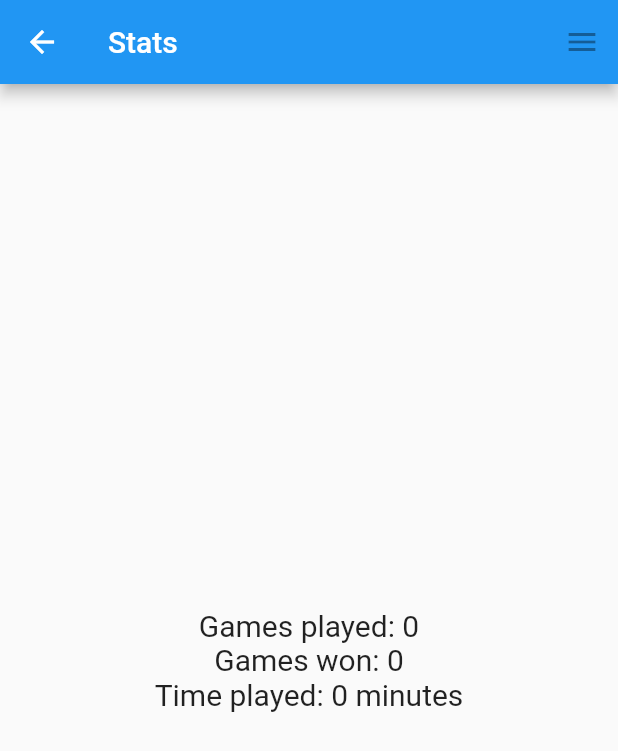
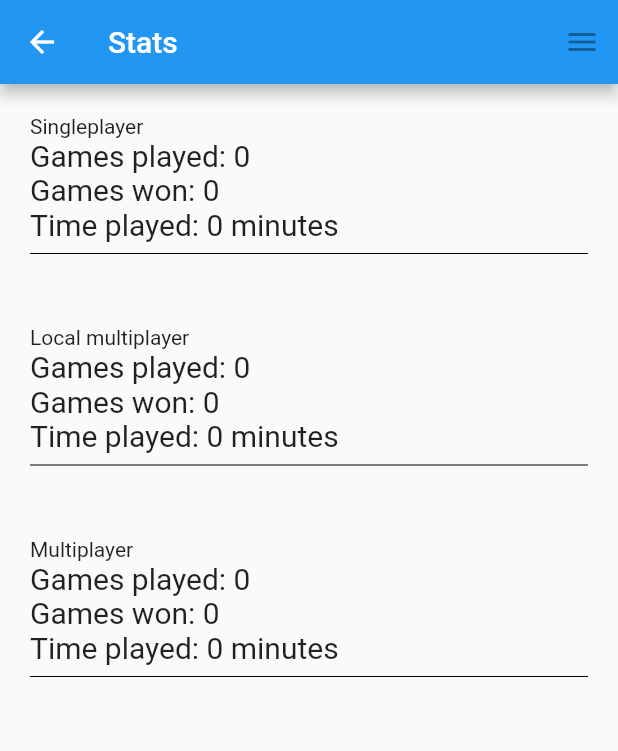
Before and after one commit to emberal/tic_tac_toe_upgraded, a Flutter app: the screen it shows after launch, after a tap on "Stats", on a phone screen of 412 x 824 dp. Shown: the top 751 px of the screen. Run offline on Flutter 3.47's test engine with Material 2 defaults, Android fonts, the phone set to English and light mode, and no system bars; our stand-ins replace package_info_plus, settings_ui, shared_preferences.

Commit message:
A blur shows whose player turn it is , the board only takes up so much space it needs, stats are now isolated for each gamemode

```diff
--- a/lib/game/singleplayer_game.dart
+++ b/lib/game/singleplayer_game.dart
@@ -54,7 +54,10 @@ class _SinglePlayerGamePageState extends State<SinglePlayerGamePage>
 
         // TODO mark the winning area
         player.winner = true;
-        GameUtils.setData(_player.winner, _time);
+        GameUtils.setData(_player.winner, _time,
+            gamesPlayed: "games-played-sp",
+            gamesWon: "games-won-sp",
+            timePlayed: "time-played-sp");
 
         showDialog(
           context: context,
@@ -92,7 +95,6 @@ class _SinglePlayerGamePageState extends State<SinglePlayerGamePage>
                 child: Board(
                   board: board,
                   pressHandler: handlePress,
-                  activeNumber: _player.activeNumber,
                   activePlayer: _player.isTurn ? _player : _playerAI,
                 ),
               ),
--- a/lib/settings.dart
+++ b/lib/settings.dart
@@ -24,7 +24,8 @@ class _SettingsPageState extends State<SettingsPage> {
                   child: Row(
                     children: [
                       const Icon(Icons.brightness_4),
-                      Container(margin: const EdgeInsets.symmetric(horizontal: 10)),
+                      Container(
+                          margin: const EdgeInsets.symmetric(horizontal: 10)),
                       const Text("Follow system"),
                     ],
                   ),
@@ -34,7 +35,8 @@ class _SettingsPageState extends State<SettingsPage> {
                   child: Row(
                     children: [
                       const Icon(Icons.sunny),
-                      Container(margin: const EdgeInsets.symmetric(horizontal: 10)),
+                      Container(
+                          margin: const EdgeInsets.symmetric(horizontal: 10)),
                       const Text("Light theme"),
                     ],
                   ),
@@ -44,7 +46,8 @@ class _SettingsPageState extends State<SettingsPage> {
                   child: Row(
                     children: [
                       const Icon(Icons.dark_mode),
-                      Container(margin: const EdgeInsets.symmetric(horizontal: 10)),
+                      Container(
+                          margin: const EdgeInsets.symmetric(horizontal: 10)),
                       const Text("dark theme"),
                     ],
                   ),
@@ -74,9 +77,15 @@ class _SettingsPageState extends State<SettingsPage> {
     Navigator.pop(context);
     final prefs = await SharedPreferences.getInstance();
 
-    prefs.remove("games-played");
-    prefs.remove("games-won");
-    prefs.remove("time-played");
+    prefs.remove("games-played-sp");
+    prefs.remove("games-won-sp");
+    prefs.remove("time-played-sp");
+    prefs.remove("games-played-lmp");
+    prefs.remove("games-won-lmp");
+    prefs.remove("time-played-lmp");
+    prefs.remove("games-played-mp");
+    prefs.remove("games-won-mp");
+    prefs.remove("time-played-mp");
   }
 
   @override
@@ -93,7 +102,7 @@ class _SettingsPageState extends State<SettingsPage> {
               SettingsTile.navigation(
                 title: const Text("Change theme"),
                 leading: const Icon(Icons.color_lens),
-                onPressed: null, // TODO
+                onPressed: (context) => _setTheme(),
               ),
               // Toggle dark theme
               SettingsTile(
--- a/lib/stats.dart
+++ b/lib/stats.dart
@@ -10,9 +10,15 @@ class StatsPage extends StatefulWidget {
 }
 
 class _StatsPageState extends State<StatsPage> {
-
-  int gamesPlayed = 0, gamesWon = 0; // Implied games lost
-  Duration timePlayed = const Duration();
+  int gamesPlayedSp = 0,
+      gamesWonSp = 0,
+      gamesPlayedLmp = 0,
+      gamesWonLmp = 0,
+      gamesPlayedMp = 0,
+      gamesWonMp = 0;
+  late Duration timePlayedSp = const Duration(),
+      timePlayedLmp = const Duration(),
+      timePlayedMp = const Duration();
 
   @override
   void initState() {
@@ -24,9 +30,15 @@ class _StatsPageState extends State<StatsPage> {
   Future<void> _getData() async {
     final prefs = await SharedPreferences.getInstance();
     setState(() {
-      gamesPlayed = prefs.getInt("games-played") ?? 0;
-      gamesWon = prefs.getInt("games-won") ?? 0;
-      timePlayed = Duration(seconds: prefs.getInt("time-played") ?? 0);
+      gamesPlayedSp = prefs.getInt("games-played-sp") ?? 0;
+      gamesWonSp = prefs.getInt("games-won-sp") ?? 0;
+      timePlayedSp = Duration(seconds: prefs.getInt("time-played-sp") ?? 0);
+      gamesPlayedLmp = prefs.getInt("games-played-lmp") ?? 0;
+      gamesWonLmp = prefs.getInt("games-won-lmp") ?? 0;
+      timePlayedLmp = Duration(seconds: prefs.getInt("time-played-lmp") ?? 0);
+      gamesPlayedMp = prefs.getInt("games-played-mp") ?? 0;
+      gamesWonMp = prefs.getInt("games-won-mp") ?? 0;
+      timePlayedMp = Duration(seconds: prefs.getInt("time-played-mp") ?? 0);
     });
   }
 
@@ -37,19 +49,58 @@ class _StatsPageState extends State<StatsPage> {
       body: Container(
         width: double.infinity,
         child: Column(
-          mainAxisAlignment: MainAxisAlignment.center,
+          crossAxisAlignment: CrossAxisAlignment.start,
           children: [
-            _StatsText(
-              "Games played: $gamesPlayed",
+            _Section(
+              title: "Singleplayer",
+              children: [
+                _StatsText("Games played: $gamesPlayedSp"),
+                _StatsText("Games won: $gamesWonSp"),
+                _StatsText("Time played: ${timePlayedSp.inMinutes} minutes"),
+              ],
             ),
-            _StatsText(
-              "Games won: $gamesWon",
+            _Section(
+              title: "Local multiplayer",
+              children: [
+                _StatsText("Games played: $gamesPlayedLmp"),
+                _StatsText("Games won: $gamesWonLmp"),
+                _StatsText("Time played: ${timePlayedLmp.inMinutes} minutes"),
+              ],
             ),
-            _StatsText(
-              "Time played: ${timePlayed.inMinutes} minutes",
+            _Section(
+              title: "Multiplayer",
+              children: [
+                _StatsText("Games played: $gamesPlayedMp"),
+                _StatsText("Games won: $gamesWonMp"),
+                _StatsText("Time played: ${timePlayedMp.inMinutes} minutes"),
+              ],
             ),
           ],
         ),
+      ),
+    );
+  }
+}
+
+class _Section extends StatelessWidget {
+  const _Section({this.title = "", this.children});
+
+  final String title;
+  final List<Widget>? children;
+
+  @override
+  Widget build(BuildContext context) {
+    return Container(
+      margin: const EdgeInsets.all(20),
+      child: Column(
+        children: [
+          Container(
+            alignment: Alignment.topLeft,
+            child: Text(title, textAlign: TextAlign.left),
+          ),
+          ...?children,
+          const Divider(color: Colors.black),
+        ],
       ),
     );
   }
@@ -62,9 +113,12 @@ class _StatsText extends StatelessWidget {
 
   @override
   Widget build(BuildContext context) {
-    return Text(
-      data,
-      style: const TextStyle(fontSize: 20),
+    return Container(
+      alignment: Alignment.topLeft,
+      child: Text(
+        data,
+        style: const TextStyle(fontSize: 20),
+      ),
     );
   }
 }
--- a/lib/widgets/select_buttons.dart
+++ b/lib/widgets/select_buttons.dart
@@ -55,8 +55,8 @@ class _SelectButtonsState extends State<SelectButtons> {
                     widget.player! is PlayerAI ||
                     value
                     ? null
-                        : () =>
-                            widget.setActiveNumber!(index + 1, widget.player),
+                    : () => widget.setActiveNumber!(
+                    index + 1, widget.player),
                 child: Text("${index + 1}"),
               ),
               offset: widget.player?.activeNumber == index + 1
--- a/pubspec.yaml
+++ b/pubspec.yaml
@@ -17,7 +17,7 @@ publish_to: 'none' # Remove this line if you wish to publish to pub.dev
 # In iOS, build-name is used as CFBundleShortVersionString while build-number used as CFBundleVersion.
 # Read more about iOS versioning at
 # https://developer.apple.com/library/archive/documentation/General/Reference/InfoPlistKeyReference/Articles/CoreFoundationKeys.html
-version: 0.1.2+1
+version: 0.1.3+1
 
 environment:
   sdk: ">=2.17.0 <3.0.0"
```
Also changed, not shown: lib/game/game_utils.dart (+12 -7 lines), lib/game/local_multiplayer_game.dart (+14 -14 lines), lib/widgets/blur.dart (added, +27 -0 lines), lib/widgets/board.dart (+10 -16 lines). Lines whose indentation alone changed are shown as unchanged.
